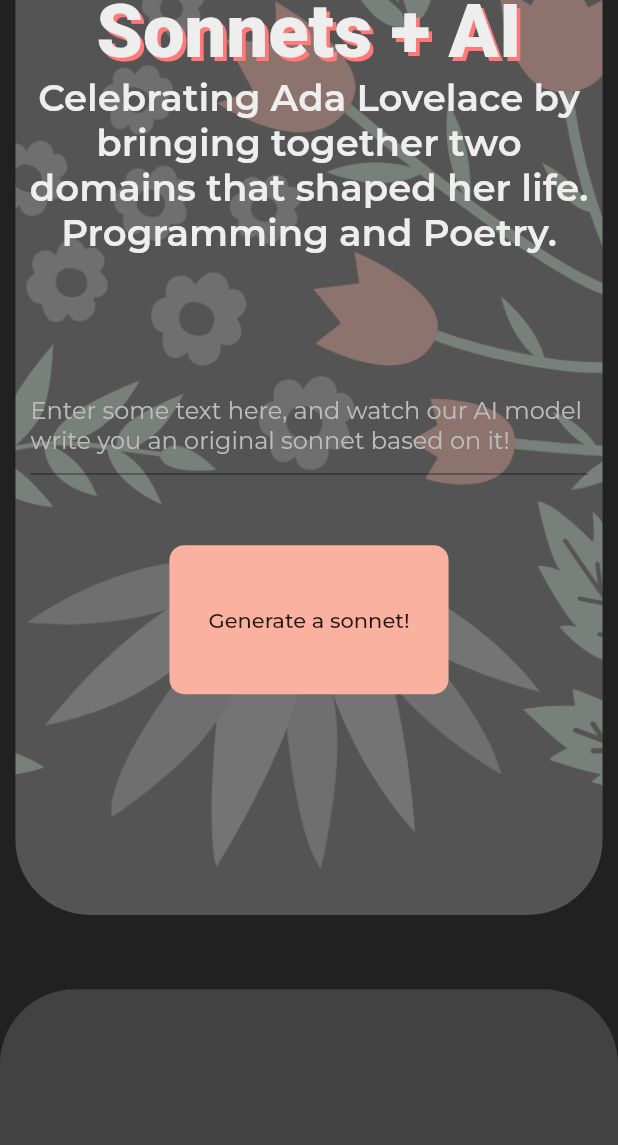
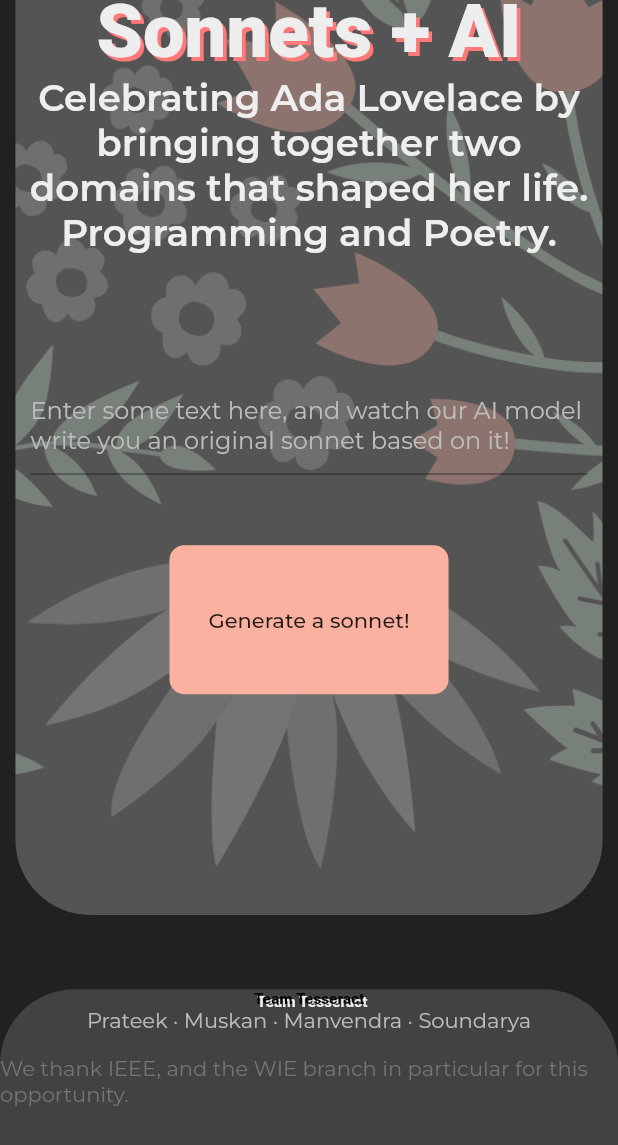
Before and after one commit to Soundarya03/TeamTesseract, a Flutter app: the screen it shows after launch, scrolled down 387 dp, on a phone screen of 412 x 824 dp. Shown: the top 1145 px of the screen. Run offline on Flutter 3.47's test engine with Material 2 defaults, Android fonts, the light colour scheme and no system bars; our stand-ins replace google_fonts.

Commit message:
bottom bar donee

```diff
--- a/lib/main.dart
+++ b/lib/main.dart
@@ -77,7 +77,8 @@ class _PoemGeneratorState extends State<PoemGenerator> {
                                     ],
                                     fontWeight: FontWeight.w900,
                                     color: Colors.black,
-                                      fontSize: height * 0.08),
+                                    fontSize: 40, //height * 0.08
+                                  ),
                                 ),
                               ),
                             ),
@@ -125,7 +126,40 @@ class _PoemGeneratorState extends State<PoemGenerator> {
                       topRight: Radius.circular(50.0),
                       topLeft: Radius.circular(50.0)),
                 ),
-                //the team logo, deets
+                child: Center(
+                  child: Column(
+                    children: [
+                      Text(
+                        'Team Tesseract',
+                        style: GoogleFonts.titilliumWeb(
+                          shadows: <Shadow>[
+                            Shadow(
+                              offset: Offset(2, 2),
+                              //blurRadius: 3.0,
+                              color: Colors.grey[200],
+                            ),
+                          ],
+                          textStyle: TextStyle(
+                            fontWeight: FontWeight.w700,
+                            color: Colors.black,
+                            fontSize: width * 0.025, //height * 0.08
+                          ),
+                        ),
+                      ),
+                      Padding(
+                        padding: EdgeInsets.only(bottom: 15),
+                        child: Text(
+                          'Prateek · Muskan · Manvendra · Soundarya',
+                          style: TextStyle(color: Colors.grey[400]),
+                        ),
+                      ),
+                      Text(
+                        'We thank IEEE, and the WIE branch in particular for this opportunity.',
+                        style: TextStyle(color: Colors.grey[600]),
+                      ),
+                    ],
+                  ),
+                ),
               )
             ],
           ),
```
Lines whose indentation alone changed are shown as unchanged.
